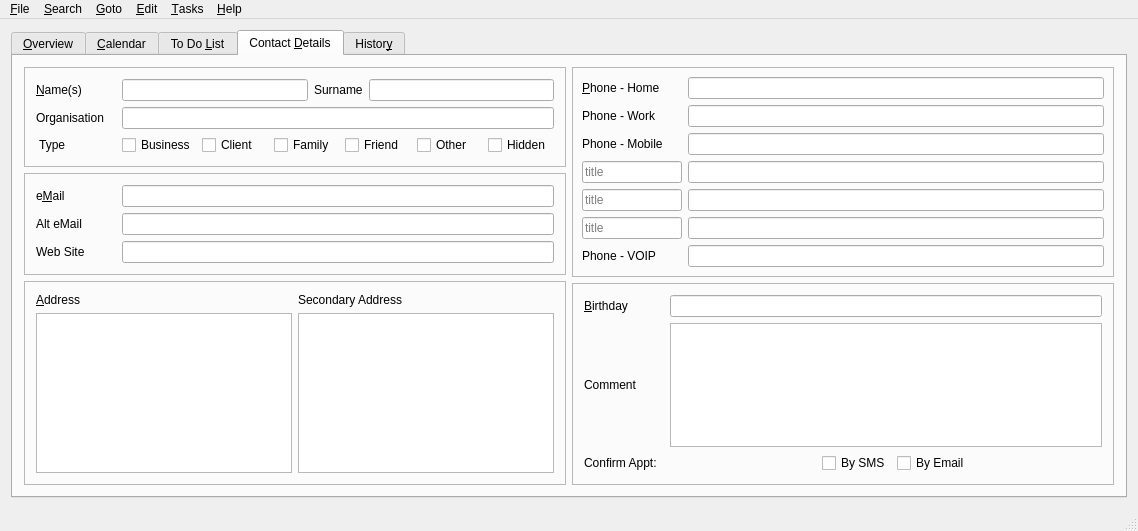
Above: mainwindow.ui from trumpton/ContactManager before the change. Below: the same form after it.
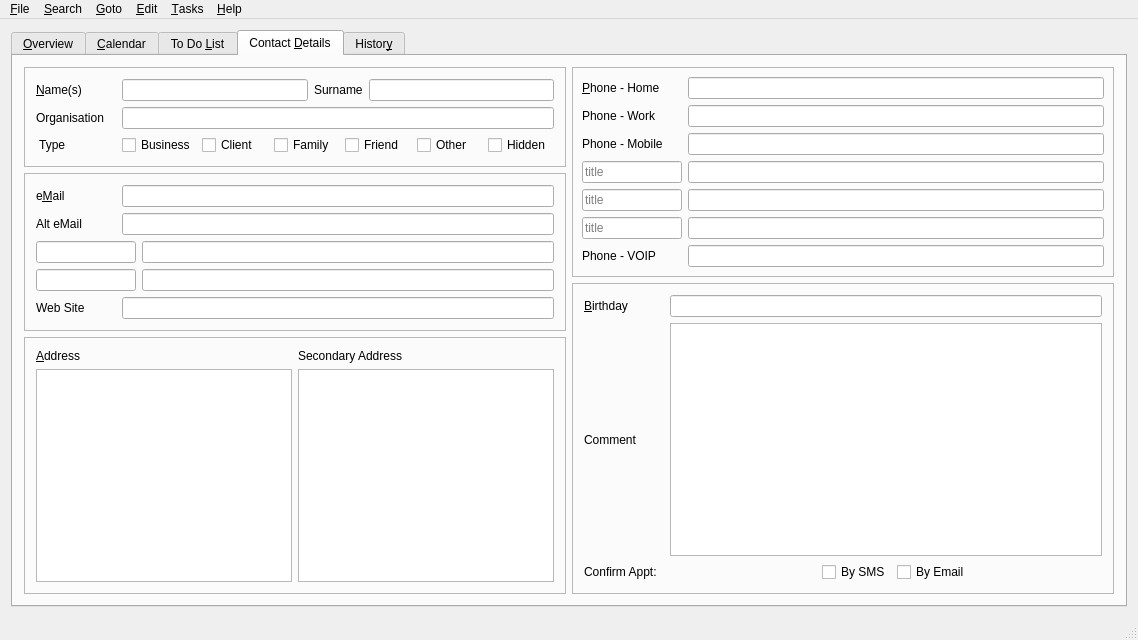
That is the form after the change. The open tabs and pages were chosen to show the change. Icons and pictures are not drawn. Custom widgets are drawn as their Qt base class.

Commit message: Add a progress window and up to four email addresses

```diff
--- a/mainwindow.ui
+++ b/mainwindow.ui
@@ -10,7 +10,7 @@
     <x>0</x>
     <y>0</y>
     <width>1138</width>
-    <height>531</height>
+    <height>640</height>
    </rect>
   </property>
   <property name="sizePolicy">
@@ -450,6 +450,66 @@
                </item>
               </layout>
              </item>
+             <item>
+              <layout class="QHBoxLayout" name="horizontalLayout_email3">
+               <item>
+                <widget class="SafeLineEdit" name="editEmail3Title">
+                 <property name="minimumSize">
+                  <size>
+                   <width>100</width>
+                   <height>0</height>
+                  </size>
+                 </property>
+                 <property name="maximumSize">
+                  <size>
+                   <width>100</width>
+                   <height>16777215</height>
+                  </size>
+                 </property>
+                 <property name="accessibleName">
+                  <string>Label for email 3</string>
+                 </property>
+                </widget>
+               </item>
+               <item>
+                <widget class="SafeLineEdit" name="editEmail3">
+                 <property name="accessibleName">
+                  <string>Email 3</string>
+                 </property>
+                </widget>
+               </item>
+              </layout>
+             </item>
+             <item>
+              <layout class="QHBoxLayout" name="horizontalLayout_email4">
+               <item>
+                <widget class="SafeLineEdit" name="editEmail4Title">
+                 <property name="minimumSize">
+                  <size>
+                   <width>100</width>
+                   <height>0</height>
+                  </size>
+                 </property>
+                 <property name="maximumSize">
+                  <size>
+                   <width>100</width>
+                   <height>16777215</height>
+                  </size>
+                 </property>
+                 <property name="accessibleName">
+                  <string>Label for email 4</string>
+                 </property>
+                </widget>
+               </item>
+               <item>
+                <widget class="SafeLineEdit" name="editEmail4">
+                 <property name="accessibleName">
+                  <string>Email 4</string>
+                 </property>
+                </widget>
+               </item>
+              </layout>
+             </item>
              <item>
               <layout class="QHBoxLayout" name="horizontalLayout_10">
                <item>
```
Left out of the diff: 4 changed lines with no effect on the pictures. The commit also changes 11 other files.
